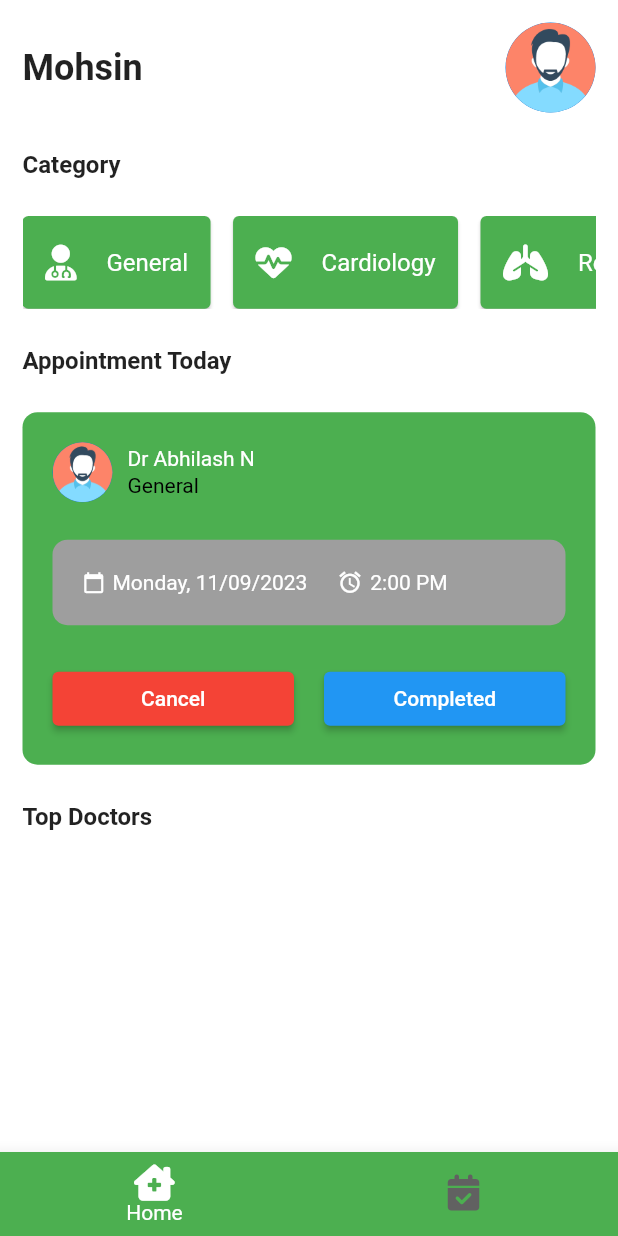
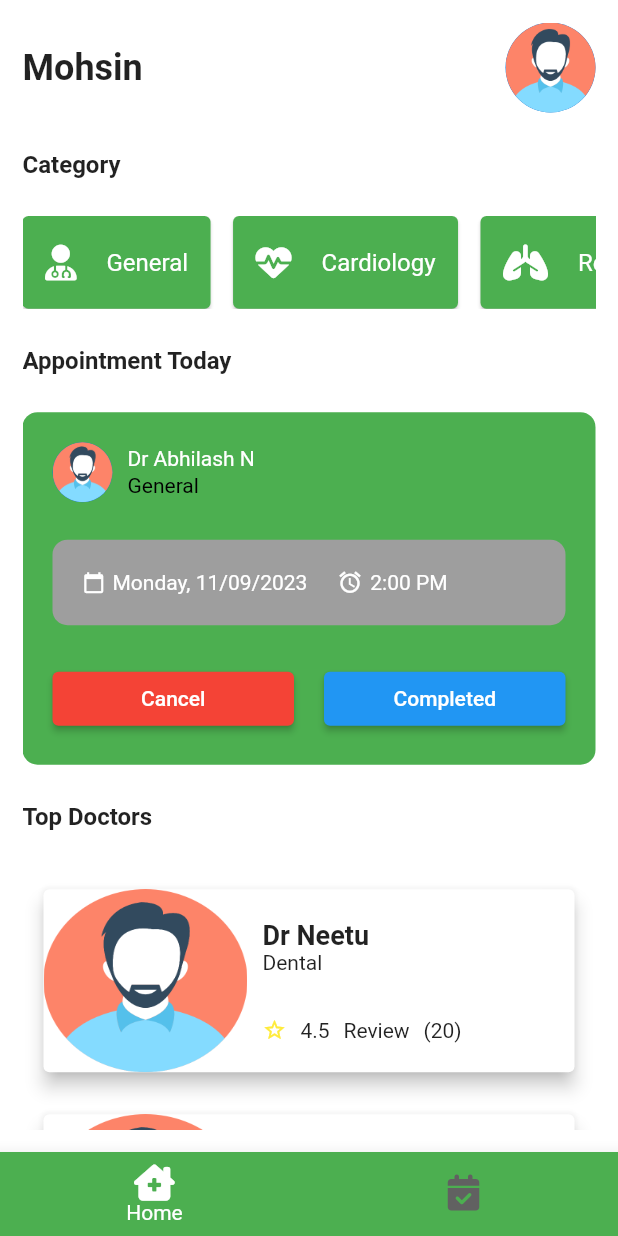
Before and after one commit to itsmohsin/manasuApp, a Flutter app: the screen it shows after launch, after a tap on "Sign In", on a phone screen of 412 x 824 dp. Run offline on Flutter 3.47's test engine with Material 2 defaults, Android fonts, the phone set to English and light mode, and no system bars; our stand-ins replace font_awesome_flutter.

Commit message:
done with doctor card

```diff
--- /dev/null
+++ b/lib/components/doctor_card.dart
@@ -0,0 +1,79 @@
+import 'package:flutter/material.dart';
+import 'package:manasu/utils/config.dart';
+
+class DoctorCard extends StatefulWidget {
+  const DoctorCard({super.key});
+
+  @override
+  State<DoctorCard> createState() => _DoctorCardState();
+}
+
+class _DoctorCardState extends State<DoctorCard> {
+  @override
+  Widget build(BuildContext context) {
+    Config().init(context);
+    return Container(
+      padding: const EdgeInsets.symmetric(horizontal: 10, vertical: 10),
+      height: 150,
+      child: GestureDetector(
+        child: Card(
+          elevation: 5,
+          color: Colors.white,
+          child: Row(
+            children: [
+              SizedBox(
+                width: Config.screenWidth! * 0.33,
+                child: Image.asset(
+                  'assets/man.png',
+                  fit: BoxFit.fill,
+                ),
+              ),
+              const Flexible(
+                  child: Padding(
+                padding: EdgeInsets.symmetric(horizontal: 10, vertical: 20),
+                child: Column(
+                  crossAxisAlignment: CrossAxisAlignment.start,
+                  children: <Widget>[
+                    Text(
+                      'Dr Neetu',
+                      style: TextStyle(
+                        fontSize: 18,
+                        fontWeight: FontWeight.bold,
+                      ),
+                    ),
+                    Text('Dental',
+                        style: TextStyle(
+                          fontSize: 14,
+                          fontWeight: FontWeight.normal,
+                        )),
+                    Spacer(),
+                    Row(
+                      mainAxisAlignment: MainAxisAlignment.start,
+                      children: <Widget>[
+                        Icon(Icons.star_border, color: Colors.yellow, size: 16),
+                        Spacer(flex: 1),
+                        Text('4.5'),
+                        Spacer(
+                          flex: 1,
+                        ),
+                        Text('Review'),
+                        Spacer(
+                          flex: 1,
+                        ),
+                        Text('(20)'),
+                        Spacer(
+                          flex: 7,
+                        ),
+                      ],
+                    )
+                  ],
+                ),
+              ))
+            ],
+          ),
+        ),
+        onTap: () {}, // Navigate to Doctor Details Page
+      ),
+    );
+  }
+}
--- a/lib/screens/home_page.dart
+++ b/lib/screens/home_page.dart
@@ -1,6 +1,7 @@
 import 'package:flutter/material.dart';
 import 'package:font_awesome_flutter/font_awesome_flutter.dart';
 import 'package:manasu/components/appointment_card.dart';
+import 'package:manasu/components/doctor_card.dart';
 import 'package:manasu/utils/config.dart';
 
 class HomePage extends StatefulWidget {
@@ -47,6 +48,7 @@ class _HomePageState extends State<HomePage> {
           vertical: 15.0,
         ),
         child: SafeArea(
+          child: SingleChildScrollView(
             child: Column(
               mainAxisAlignment: MainAxisAlignment.start,
               crossAxisAlignment: CrossAxisAlignment.start,
@@ -64,8 +66,8 @@ class _HomePageState extends State<HomePage> {
                     SizedBox(
                       child: CircleAvatar(
                         radius: 30,
-                      backgroundImage:
-                          AssetImage('assets/man.png'), // insert the image here
+                        backgroundImage: AssetImage(
+                            'assets/man.png'), // insert the image here
                       ),
                     )
                   ],
@@ -134,7 +136,15 @@ class _HomePageState extends State<HomePage> {
                   'Top Doctors',
                   style: TextStyle(fontSize: 16, fontWeight: FontWeight.bold),
                 ),
+                Config.spaceSmall,
+                // list of top doctos
+                Column(
+                  children: List.generate(10, (index) {
+                    return const DoctorCard();
+                  }),
+                )
               ],
+            ),
           ),
         ),
       ),
```
Lines whose indentation alone changed are shown as unchanged.
